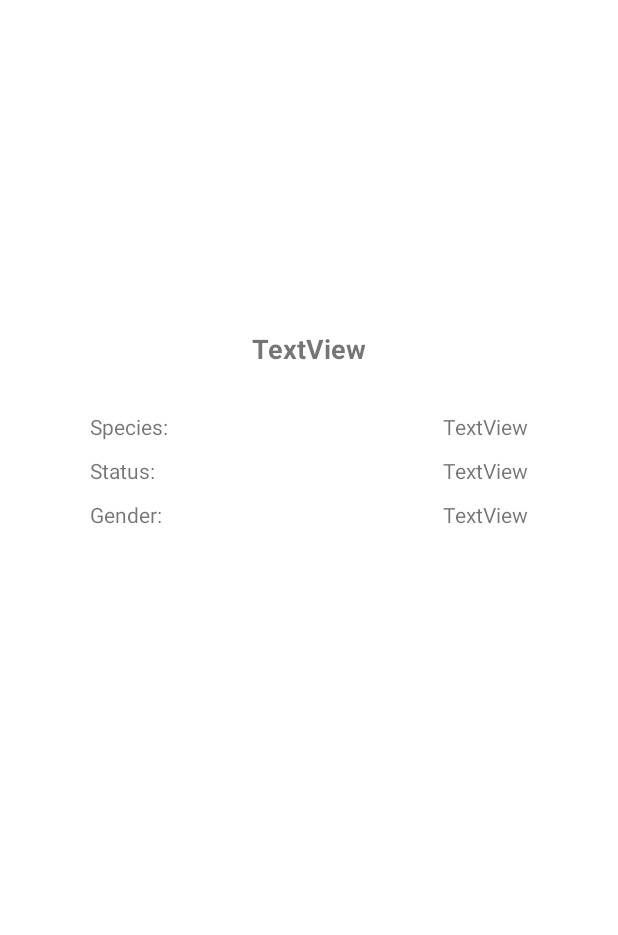
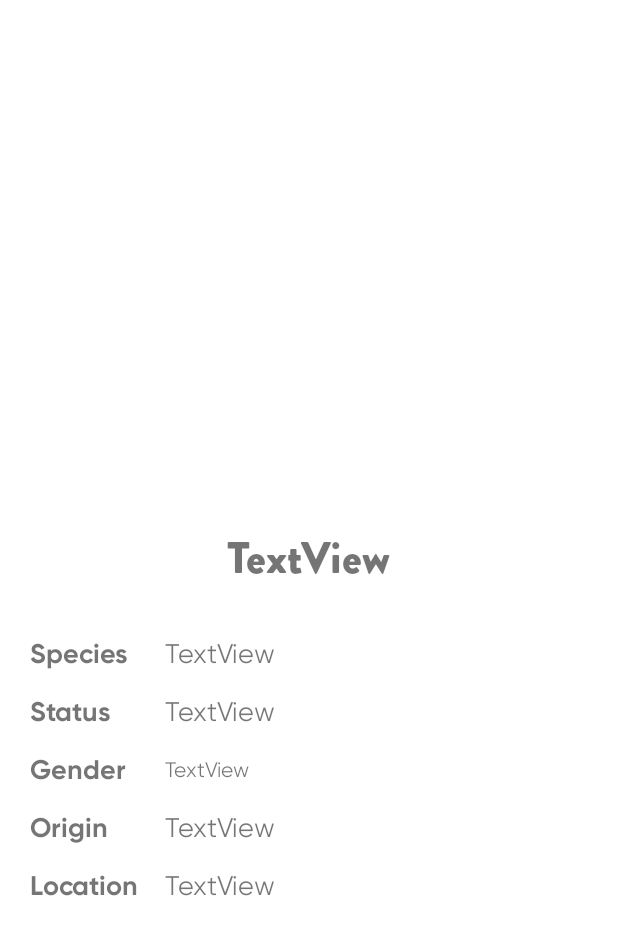
Before and after one commit to ShimantaMutsuddi/RickAndMorty, an Android app: the layout fragment_character_detail.xml on its own in the app's theme, with its tools: preview values and no code run, on a phone screen of 412 x 824 dp. Shown: the top 935 px of the screen. Run offline under Robolectric (Android 15) with nearby library versions, the phone set to English and light mode, and no system bars.

Commit message:
ui modified in CharacterFragment

```diff
--- a/app/src/main/java/com/chutyrooms/rickandmorty/ui/character/CharactersFragment.kt
+++ b/app/src/main/java/com/chutyrooms/rickandmorty/ui/character/CharactersFragment.kt
@@ -10,6 +10,7 @@ import androidx.fragment.app.viewModels
 import androidx.lifecycle.Observer
 import androidx.navigation.Navigation
 import androidx.navigation.findNavController
+import androidx.navigation.fragment.FragmentNavigatorExtras
 import androidx.paging.ExperimentalPagingApi
 import androidx.recyclerview.widget.LinearLayoutManager
 import com.chutyrooms.rickandmorty.R
@@ -95,6 +96,7 @@ class CharactersFragment : Fragment(),CharacterAdapter.OnItemClickListener {
     }*/
 
     override fun onItemClick(character: Character) {
+
         val action=CharactersFragmentDirections.actionCharactersFragmentToCharacterDetailFragment(character)
         Navigation.findNavController(binding.root).navigate(action)
     }
--- a/app/src/main/java/com/chutyrooms/rickandmorty/ui/characterdetail/CharacterDetailFragment.kt
+++ b/app/src/main/java/com/chutyrooms/rickandmorty/ui/characterdetail/CharacterDetailFragment.kt
@@ -65,6 +65,8 @@ class CharacterDetailFragment : Fragment() {
         binding.species.text = character.species
         binding.status.text = character.status
         binding.gender.text = character.gender
+        binding.origin.text= character.origin.name.toString()
+        binding.location.text= character.location.name.toString()
         binding.image.load(character.image) {
             crossfade(true)
             crossfade(1000)
--- a/app/src/main/res/layout/fragment_character_detail.xml
+++ b/app/src/main/res/layout/fragment_character_detail.xml
@@ -1,5 +1,5 @@
 <?xml version="1.0" encoding="utf-8"?>
-<FrameLayout xmlns:android="http://schemas.android.com/apk/res/android"
+<androidx.constraintlayout.widget.ConstraintLayout xmlns:android="http://schemas.android.com/apk/res/android"
     xmlns:app="http://schemas.android.com/apk/res-auto"
     xmlns:tools="http://schemas.android.com/tools"
     android:layout_width="match_parent"
@@ -14,16 +14,13 @@
         android:indeterminate="true"
         tools:visibility="gone" />-->
 
-    <androidx.constraintlayout.widget.ConstraintLayout
-        android:id="@+id/character_cl"
-        android:layout_width="match_parent"
-        android:layout_height="match_parent">
 
-        <androidx.appcompat.widget.AppCompatImageView
+
+        <ImageView
             android:id="@+id/image"
-            android:layout_width="200dp"
-            android:layout_height="200dp"
-            android:layout_marginTop="10dp"
+            android:layout_width="0dp"
+            android:layout_height="350dp"
+            android:scaleType="centerCrop"
             app:layout_constraintEnd_toEndOf="parent"
             app:layout_constraintStart_toStartOf="parent"
             app:layout_constraintTop_toTopOf="parent" />
@@ -32,74 +29,144 @@
             android:id="@+id/name"
             android:layout_width="wrap_content"
             android:layout_height="wrap_content"
-            android:layout_marginTop="10dp"
             tools:text="TextView"
-            android:textSize="18sp"
-            android:textStyle="bold"
+            android:textSize="30sp"
+            android:fontFamily="@font/brandon_grotesque_black"
+            app:layout_constraintTop_toBottomOf="@+id/image"
             app:layout_constraintEnd_toEndOf="parent"
             app:layout_constraintStart_toStartOf="parent"
-            app:layout_constraintTop_toBottomOf="@id/image" />
+            tools:ignore="MissingConstraints" />
 
         <TextView
             android:id="@+id/species_text"
-            android:layout_width="wrap_content"
+            android:layout_width="0dp"
             android:layout_height="wrap_content"
-            android:layout_marginStart="60dp"
             android:layout_marginTop="30dp"
-            android:text="Species:"
-            app:layout_constraintStart_toStartOf="parent"
+            android:text="Species"
+            android:textSize="18sp"
+            android:fontFamily="@font/gilroy_bold"
+            app:layout_constraintEnd_toStartOf="@+id/guideline"
+            app:layout_constraintStart_toStartOf="@+id/guideline_start"
             app:layout_constraintTop_toBottomOf="@+id/name" />
 
         <TextView
             android:id="@+id/species"
-            android:layout_width="wrap_content"
+            android:layout_width="0dp"
             android:layout_height="wrap_content"
-            android:layout_marginTop="30dp"
-            android:layout_marginEnd="60dp"
             tools:text="TextView"
+            android:textSize="18sp"
+            android:fontFamily="@font/gilroy_regular"
+            app:layout_constraintStart_toEndOf="@+id/guideline"
             app:layout_constraintEnd_toEndOf="parent"
-            app:layout_constraintTop_toBottomOf="@+id/name" />
+            app:layout_constraintTop_toTopOf="@+id/species_text"
+            app:layout_constraintBottom_toBottomOf="@+id/species_text"
+            />
 
         <TextView
             android:id="@+id/status_text"
-            android:layout_width="wrap_content"
+            android:layout_width="0dp"
             android:layout_height="wrap_content"
-            android:layout_marginStart="60dp"
-            android:layout_marginTop="10dp"
-            android:text="Status:"
-            app:layout_constraintStart_toStartOf="parent"
+            android:layout_marginTop="15dp"
+            android:text="Status"
+            android:textSize="18sp"
+            android:fontFamily="@font/gilroy_bold"
+            app:layout_constraintStart_toStartOf="@+id/guideline_start"
+            app:layout_constraintEnd_toStartOf="@+id/guideline"
             app:layout_constraintTop_toBottomOf="@+id/species_text" />
 
         <TextView
             android:id="@+id/status"
-            android:layout_width="wrap_content"
+            android:layout_width="0dp"
             android:layout_height="wrap_content"
-            android:layout_marginTop="10dp"
-            android:layout_marginEnd="60dp"
             tools:text="TextView"
+            android:textSize="18sp"
+            android:fontFamily="@font/gilroy_regular"
+            app:layout_constraintStart_toEndOf="@+id/guideline"
             app:layout_constraintEnd_toEndOf="parent"
-            app:layout_constraintTop_toBottomOf="@+id/species" />
+            app:layout_constraintTop_toTopOf="@+id/status_text"
+            app:layout_constraintBottom_toBottomOf="@+id/status_text" />
 
         <TextView
             android:id="@+id/gender_text"
-            android:layout_width="wrap_content"
+            android:layout_width="0dp"
             android:layout_height="wrap_content"
-            android:layout_marginStart="60dp"
-            android:layout_marginTop="10dp"
-            android:text="Gender:"
-            app:layout_constraintStart_toStartOf="parent"
+            android:layout_marginTop="15dp"
+            android:text="Gender"
+            android:textSize="18sp"
+            android:fontFamily="@font/gilroy_bold"
+            app:layout_constraintEnd_toStartOf="@+id/guideline"
+            app:layout_constraintStart_toStartOf="@+id/guideline_start"
             app:layout_constraintTop_toBottomOf="@+id/status_text" />
-
         <TextView
             android:id="@+id/gender"
-            android:layout_width="wrap_content"
+            android:layout_width="0dp"
             android:layout_height="wrap_content"
-            android:layout_marginTop="10dp"
-            android:layout_marginEnd="60dp"
             tools:text="TextView"
+            app:layout_constraintStart_toEndOf="@+id/guideline"
             app:layout_constraintEnd_toEndOf="parent"
-            app:layout_constraintTop_toBottomOf="@+id/status" />
+            android:fontFamily="@font/gilroy_regular"
+            app:layout_constraintTop_toTopOf="@+id/gender_text"
+            app:layout_constraintBottom_toBottomOf="@+id/gender_text" />
+    <TextView
+        android:id="@+id/origin_text"
+        android:layout_width="0dp"
+        android:layout_height="wrap_content"
+        android:layout_marginTop="15dp"
+        android:text="Origin"
+        android:textSize="18sp"
+        android:fontFamily="@font/gilroy_bold"
+        app:layout_constraintEnd_toStartOf="@+id/guideline"
+        app:layout_constraintStart_toStartOf="@+id/guideline_start"
+        app:layout_constraintTop_toBottomOf="@+id/gender_text" />
 
-    </androidx.constraintlayout.widget.ConstraintLayout>
+    <TextView
+        android:id="@+id/origin"
+        android:layout_width="0dp"
+        android:layout_height="wrap_content"
+        tools:text="TextView"
+        app:layout_constraintStart_toEndOf="@+id/guideline"
+        app:layout_constraintEnd_toEndOf="parent"
+        android:textSize="18sp"
+        android:fontFamily="@font/gilroy_regular"
+        app:layout_constraintTop_toTopOf="@+id/origin_text"
+        app:layout_constraintBottom_toBottomOf="@+id/origin_text" />
+    <TextView
+        android:id="@+id/location_text"
+        android:layout_width="0dp"
+        android:layout_height="wrap_content"
+        android:layout_marginTop="15dp"
+        android:text="Location "
+        android:textSize="18sp"
+        android:fontFamily="@font/gilroy_bold"
+        app:layout_constraintEnd_toStartOf="@+id/guideline"
+        app:layout_constraintStart_toStartOf="@+id/guideline_start"
+        app:layout_constraintTop_toBottomOf="@+id/origin_text" />
 
-</FrameLayout>
+    <TextView
+        android:id="@+id/location"
+        android:layout_width="0dp"
+        android:layout_height="wrap_content"
+        tools:text="TextView"
+        app:layout_constraintStart_toEndOf="@+id/guideline"
+        app:layout_constraintEnd_toEndOf="parent"
+        android:textSize="18sp"
+        android:fontFamily="@font/gilroy_regular"
+        app:layout_constraintTop_toTopOf="@+id/location_text"
+        app:layout_constraintBottom_toBottomOf="@+id/location_text" />
+
+    <androidx.constraintlayout.widget.Guideline
+        android:id="@+id/guideline"
+        android:layout_width="wrap_content"
+        android:layout_height="wrap_content"
+        android:orientation="vertical"
+        app:layout_constraintGuide_begin="110dp" />
+
+    <androidx.constraintlayout.widget.Guideline
+        android:id="@+id/guideline_start"
+        android:layout_width="wrap_content"
+        android:layout_height="wrap_content"
+        android:orientation="vertical"
+        app:layout_constraintGuide_begin="20dp" />
+
+
+</androidx.constraintlayout.widget.ConstraintLayout>
--- a/app/src/main/res/layout/item_character.xml
+++ b/app/src/main/res/layout/item_character.xml
@@ -5,14 +5,13 @@
     android:layout_width="match_parent"
     android:layout_height="wrap_content"
     app:cardUseCompatPadding="false"
-    android:layout_marginBottom="2dp"
     android:clickable="true"
     android:focusable="true"
     android:layout_marginTop="14dp"
     android:layout_marginStart="10dp"
     android:layout_marginEnd="10dp"
-    app:cardCornerRadius="10dp"
-    app:cardElevation="5dp"
+    app:cardCornerRadius="5dp"
+    app:cardElevation="2dp"
 
     >
 
@@ -41,7 +40,6 @@
             android:layout_marginTop="10dp"
             android:text="TextView"
             android:textSize="18sp"
-            android:textColor="@color/black"
             android:fontFamily="@font/brandon_grotesque_black"
             app:layout_constraintStart_toEndOf="@+id/image"
             app:layout_constraintTop_toTopOf="parent" />
--- a/app/src/main/res/layout/loader_item.xml
+++ b/app/src/main/res/layout/loader_item.xml
@@ -19,7 +19,6 @@
         android:text="Result could not be loaded"
         android:gravity="center_horizontal"
         android:textSize="18sp"
-        android:textColor="@color/black"
         android:fontFamily="@font/brandon_grotesque_black"
         app:layout_constraintStart_toStartOf="parent"
         app:layout_constraintEnd_toEndOf="parent"
--- a/app/src/main/res/values-night/themes.xml
+++ b/app/src/main/res/values-night/themes.xml
@@ -2,13 +2,13 @@
     <!-- Base application theme. -->
     <style name="Theme.RickAndMorty" parent="Theme.MaterialComponents.DayNight.DarkActionBar">
         <!-- Primary brand color. -->
-        <item name="colorPrimary">@color/purple_200</item>
-        <item name="colorPrimaryVariant">@color/purple_700</item>
-        <item name="colorOnPrimary">@color/black</item>
+        <item name="colorPrimary">@color/black</item>
+        <item name="colorPrimaryVariant">@color/blue_primary_dark</item>
+        <item name="colorOnPrimary">@color/white</item>
         <!-- Secondary brand color. -->
         <item name="colorSecondary">@color/teal_200</item>
         <item name="colorSecondaryVariant">@color/teal_200</item>
-        <item name="colorOnSecondary">@color/black</item>
+        <item name="colorOnSecondary">@color/white</item>
         <!-- Status bar color. -->
         <item name="android:statusBarColor" tools:targetApi="l">?attr/colorPrimaryVariant</item>
         <!-- Customize your theme here. -->
```
